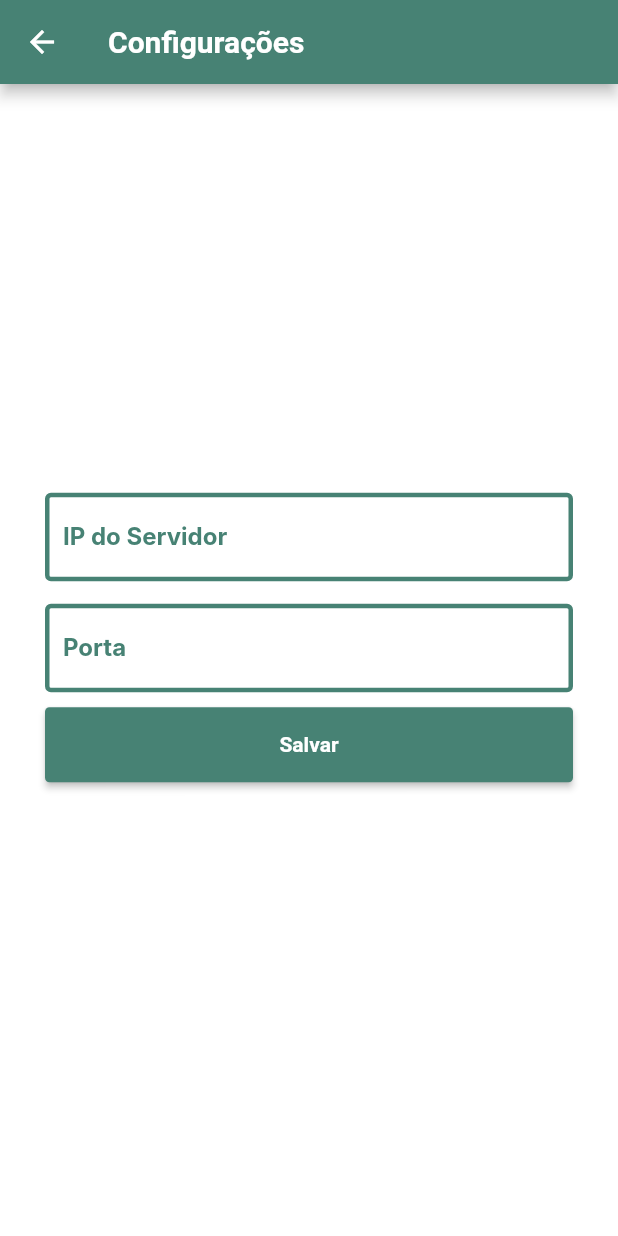
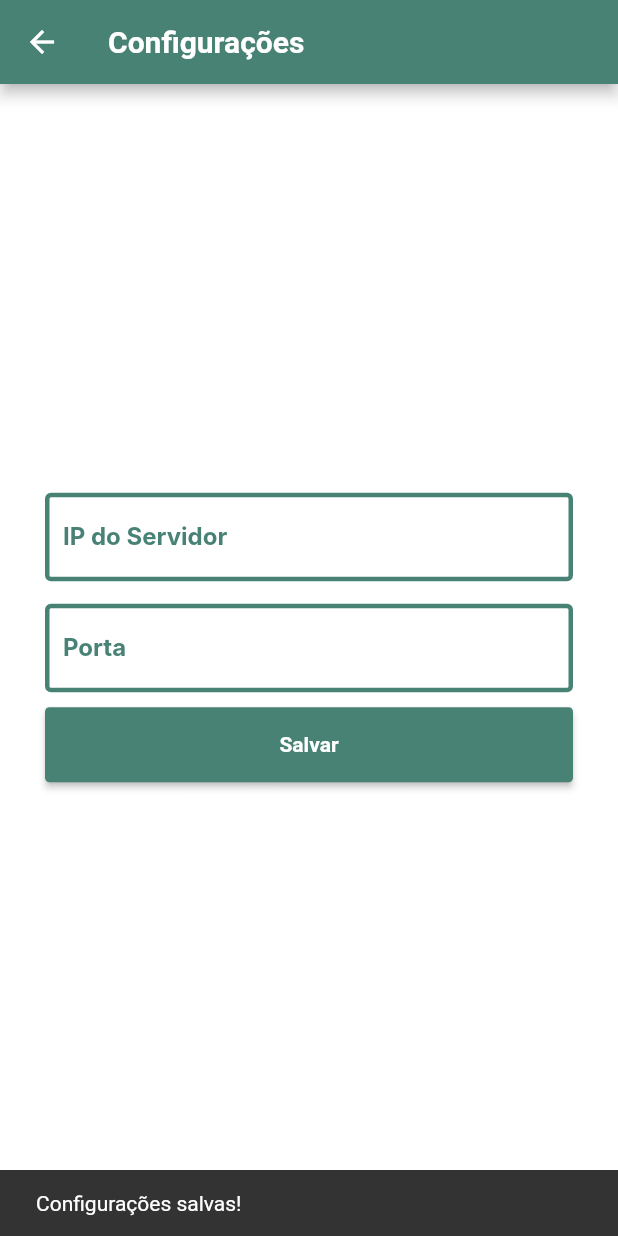
Before and after one commit to gilvano/App, a Flutter app: the Configuracoes screen opened directly, after a tap on "Salvar", on a phone screen of 412 x 824 dp. Run offline on Flutter 3.47's test engine with Material 2 defaults, Android fonts, the phone set to English and light mode, and no system bars; our stand-ins replace shared_preferences; accounts and stored records are empty; Roboto replaces fonts that are missing (Inter).

Commit message:
feat: Concluída a tela de configurações salvando localmente

```diff
--- a/lib/app/pages/conf/config.dart
+++ b/lib/app/pages/conf/config.dart
@@ -25,7 +25,8 @@ class _ConfiguracoesState extends State<Configuracoes> {
               fontWeight: FontWeight.bold),
         ),
       ),
-        body: Container(
+      body: Builder(
+        builder: (context) => Container(
           child: Padding(
             padding: EdgeInsets.fromLTRB(30, 0, 30, 30),
             child: Column(
@@ -50,7 +51,12 @@ class _ConfiguracoesState extends State<Configuracoes> {
                   child: Column(
                     mainAxisAlignment: MainAxisAlignment.center,
                     children: [
-                      EditWidget('Porta', TextInputType.text, false),
+                      EditWidget(
+                        'Porta',
+                        TextInputType.number,
+                        false,
+                        controller: portaController,
+                      ),
                     ],
                   ),
                 ),
@@ -73,12 +79,19 @@ class _ConfiguracoesState extends State<Configuracoes> {
                       ),
                       onPressed: () {
                         _setIpFromSharedPref();
+                        _setPortaFromSharedPref();
+                        final snackBar = SnackBar(
+                          content: Text('Configurações salvas!'),
+                        );
+                        Scaffold.of(context).showSnackBar(snackBar);
                       }),
                 ),
               ],
             ),
           ),
-        ));
+        )
+      ),
+    );
   }
 
   Future<void> _setIpFromSharedPref() async {
@@ -86,15 +99,19 @@ class _ConfiguracoesState extends State<Configuracoes> {
     prefs.setString("IPSERVER", iPController.text);
   }
 
-  // Future<String> _setPortaFromSharedPref() async {
-  //     SharedPreferences prefs = await SharedPreferences.getInstance();
-  //     prefs.setString("IPSERVER", _controller.text);
-  //     prefs.setBool("isON", isON);
-  // }
+  Future<void> _setPortaFromSharedPref() async {
+    SharedPreferences prefs = await SharedPreferences.getInstance();
+    prefs.setString("PORTASERVER", portaController.text);
+  }
 
   Future<String> _getIpFromSharedPref() async {
     SharedPreferences prefs = await SharedPreferences.getInstance();
     return prefs.getString("IPSERVER") ?? "";
+  }
+
+  Future<String> _getPortaFromSharedPref() async {
+    SharedPreferences prefs = await SharedPreferences.getInstance();
+    return prefs.getString("PORTASERVER") ?? "";
   }
 
   @override
@@ -103,8 +120,8 @@ class _ConfiguracoesState extends State<Configuracoes> {
     _getIpFromSharedPref().then((s) {
       iPController.text = s;
     });
-      // _getBoolFromSharedPref().then((b) {
-      //     isON = b;
-      // });
+    _getPortaFromSharedPref().then((s) {
+      portaController.text = s;
+    });
   }
 }
```
Lines whose indentation alone changed are shown as unchanged.
